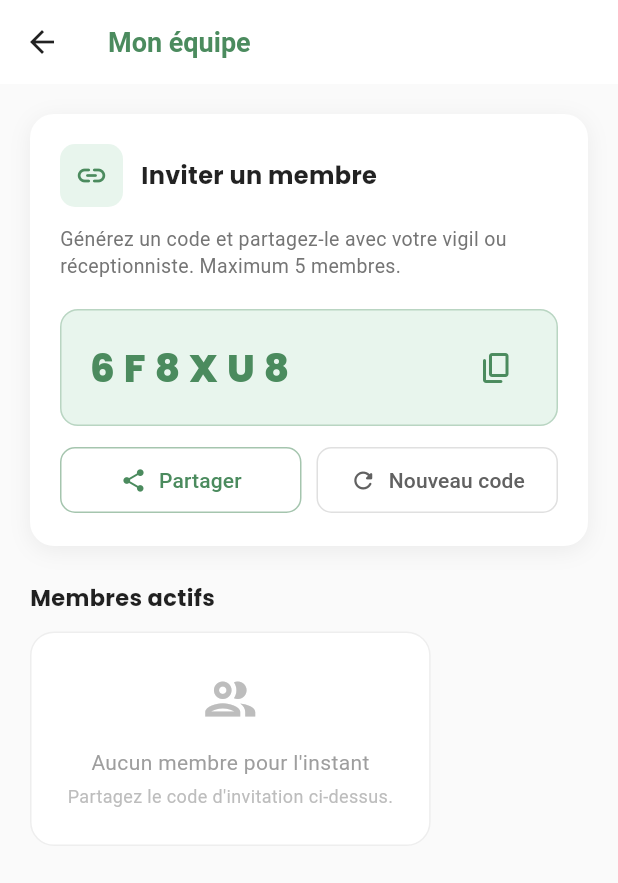
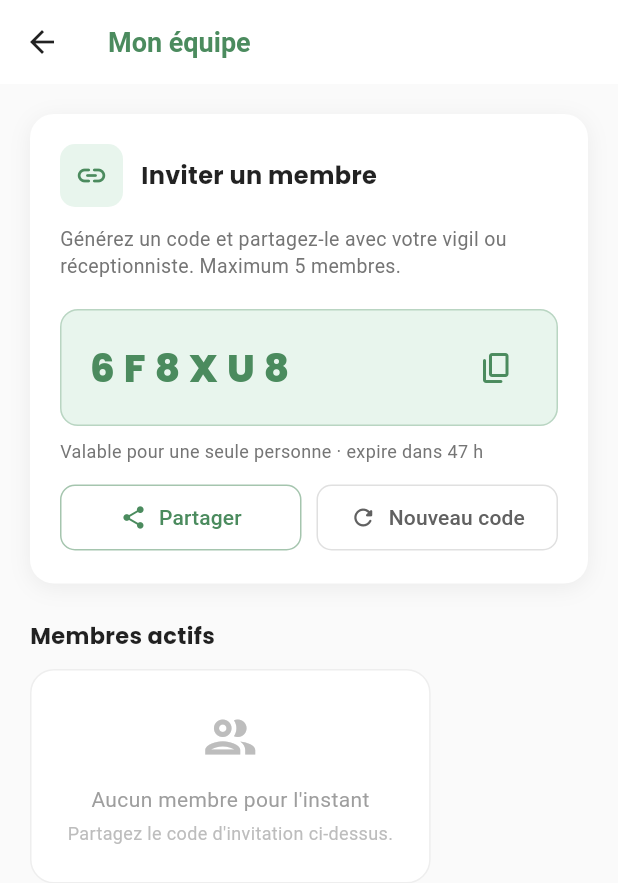
Before and after one commit to bjosephtheodore-max/Baxa-app, a Flutter app: the TeamPage screen opened directly, after a tap on "Générer un code", on a phone screen of 412 x 824 dp. Shown: the top 883 px of the screen. Run offline on Flutter 3.47's test engine with Material 3 defaults, Android fonts, the phone set to English and light mode, and no system bars; our stand-ins replace cloud_firestore, cloud_functions, firebase_analytics, firebase_auth, firebase_core, firebase_crashlytics and 14 more; missing offline and left inert: app_badge_plus, firebase_app_check, mobile_scanner, screen_protector; accounts and stored records are empty.

Commit message:
Codes d'invitation : suivi en direct, une seule personne, valables 48 h
- Mon équipe : plus de code « fantôme » gardé en mémoire ; la dernière
  invitation est suivie en direct → code actif (« Valable pour une seule
  personne · expire dans 47 h »), « utilisé par … » ou « expiré »
- Serveur (checkInviteCode, joinTeamWithCode) : code refusé au-delà de
  48 h (functions/invite.js + tests) ; anciens codes sans date acceptés
- Écran staff : message « Ce code a expiré (valable 48 h) »

Co-Authored-By: Claude Opus 5.5 <noreply@anthropic.com>

```diff
--- a/lib/page b-acceuil/company/staff_auth_page.dart
+++ b/lib/page b-acceuil/company/staff_auth_page.dart
@@ -75,6 +75,12 @@ class _StaffAuthPageState extends State<StaffAuthPage> {
       case 'not-found':
         return 'Code invalide. Demandez un nouveau code a votre responsable.';
       case 'failed-precondition':
+        final details = e.details;
+        if ((details is Map && details['reason'] == 'expired') ||
+            e.message?.contains('expir') == true) {
+          return 'Ce code a expiré (valable 48 h). Demandez un nouveau '
+              'code à votre responsable.';
+        }
         if (e.message?.contains('entreprise') == true) {
           return 'Ce compte est un compte entreprise, il ne peut pas '
               'rejoindre une equipe.';
--- a/lib/page b-acceuil/company/team_page.dart
+++ b/lib/page b-acceuil/company/team_page.dart
@@ -1,3 +1,4 @@
+import 'dart:async';
 import 'dart:math';
 import 'package:flutter/material.dart';
 import 'package:flutter/services.dart';
@@ -26,16 +27,24 @@ class _TeamPageState extends State<TeamPage> {
   String? _companyName;
   bool _isLoading = true;
 
-  // Code d'invitation actif
+  // Dernière invitation de l'équipe, suivie EN DIRECT : dès qu'un membre
+  // utilise le code (le serveur le désactive), la carte se met à jour.
+  // Avant, le dernier code vu restait affiché (mémoire de l'app) et
+  // laissait croire qu'il servait encore.
+  StreamSubscription<QuerySnapshot<Map<String, dynamic>>>? _inviteSub;
+  Map<String, dynamic>? _latestInvite;
+  String? _usedByName;
+  String? _usedByUid;
+
+  // Code d'invitation encore utilisable (actif et non expiré), sinon null.
   String? _activeCode;
   bool _isGeneratingCode = false;
 
-  // Cache mémoire (durée de l'app) pour éviter un rechargement à vide à
-  // chaque ouverture de la page : on affiche tout de suite ce qu'on a déjà
-  // vu, pendant qu'un rafraîchissement silencieux tourne en arrière-plan.
+  // Cache mémoire (durée de l'app) du NOM de la structure seulement, pour
+  // afficher la page sans attendre. Jamais le code : il peut avoir servi
+  // ou expiré entre-temps.
   static String? _cachedCompanyId;
   static String? _cachedCompanyName;
-  static String? _cachedActiveCode;
 
   @override
   void initState() {
@@ -46,45 +55,92 @@ class _TeamPageState extends State<TeamPage> {
     final hasCache = _cachedCompanyId == _companyId && _cachedCompanyId != null;
     if (hasCache) {
       _companyName = _cachedCompanyName;
-      _activeCode = _cachedActiveCode;
       _isLoading = false;
     }
     _loadData();
+    _listenToLatestInvite();
+  }
+
+  @override
+  void dispose() {
+    _inviteSub?.cancel();
+    super.dispose();
   }
 
   Future<void> _loadData() async {
     if (_companyId == null) return;
     try {
-      // Les deux lectures sont indépendantes : on les lance ensemble au lieu
-      // de les enchaîner pour ne pas payer deux allers-retours réseau.
-      final docFuture = _firestore.collection('companies').doc(_companyId).get();
-      final inviteFuture = _firestore
-          .collection('companies')
-          .doc(_companyId)
-          .collection('invitations')
-          .where('active', isEqualTo: true)
-          .limit(1)
-          .get();
-
-      final doc = await docFuture;
-      final inviteSnap = await inviteFuture;
-
+      final doc = await _firestore.collection('companies').doc(_companyId).get();
       if (doc.exists) {
         _companyName =
             (doc.data() as Map<String, dynamic>)['nom'] as String? ?? 'Baxa';
       }
-      _activeCode = inviteSnap.docs.isNotEmpty
-          ? (inviteSnap.docs.first.data())['code'] as String?
-          : null;
-
       _cachedCompanyId = _companyId;
       _cachedCompanyName = _companyName;
-      _cachedActiveCode = _activeCode;
     } catch (e) {
       debugPrint('TeamPage load error: $e');
     } finally {
       if (mounted) setState(() => _isLoading = false);
     }
+  }
+
+  void _listenToLatestInvite() {
+    if (_companyId == null) return;
+    _inviteSub = _firestore
+        .collection('companies')
+        .doc(_companyId)
+        .collection('invitations')
+        .orderBy('createdAt', descending: true)
+        .limit(1)
+        .snapshots()
+        .listen(
+          (snap) {
+            final data = snap.docs.isEmpty ? null : snap.docs.first.data();
+            if (!mounted) return;
+            setState(() {
+              _latestInvite = data;
+              _activeCode = _usableCode(data);
+            });
+            final usedBy = data?['usedBy'] as String?;
+            if (usedBy != null && usedBy != _usedByUid) {
+              _usedByUid = usedBy;
+              _usedByName = null;
+              _loadUsedByName(usedBy);
+            }
+          },
+          onError: (e) => debugPrint('TeamPage invite stream error: $e'),
+        );
+  }
+
+  /// Le code, s'il peut encore servir : actif et pas expiré.
+  String? _usableCode(Map<String, dynamic>? invite) {
+    if (invite == null || invite['active'] != true) return null;
+    if (_inviteTimeLeft(invite) == Duration.zero) return null;
+    return invite['code'] as String?;
+  }
+
+  /// Temps restant avant expiration (null = date inconnue, ex. code à
+  /// peine créé ; Duration.zero = expiré). MIROIR de functions/invite.js.
+  Duration? _inviteTimeLeft(Map<String, dynamic> invite) {
+    final created = (invite['createdAt'] as Timestamp?)?.toDate();
+    if (created == null) return null;
+    final left = created.add(kInviteValidity).difference(DateTime.now());
+    return left.isNegative ? Duration.zero : left;
+  }
+
+  Future<void> _loadUsedByName(String uid) async {
+    try {
+      final doc = await _firestore
+          .collection('companies')
+          .doc(_companyId)
+          .collection('staff')
+          .doc(uid)
+          .get();
+      final name = (doc.data()?['displayName'] as String?)?.trim();
+      if (mounted && uid == _usedByUid && name != null && name.isNotEmpty) {
+        setState(() => _usedByName = name);
+      }
+    } catch (_) {}
   }
 
   // ==============================================================
@@ -127,7 +183,6 @@ class _TeamPageState extends State<TeamPage> {
             'createdAt': FieldValue.serverTimestamp(),
           });
 
-      _cachedActiveCode = code;
       if (mounted) setState(() => _activeCode = code);
     } catch (e) {
       if (mounted) {
@@ -504,6 +559,67 @@ class _TeamPageState extends State<TeamPage> {
   }
 
   // ── Carte d'invitation ────────────────────────────────────
+  /// « Valable pour une seule personne · expire dans 47 h ».
+  String _activeCodeInfo() {
+    final invite = _latestInvite;
+    final left = invite == null ? null : _inviteTimeLeft(invite);
+    const base = 'Valable pour une seule personne';
+    if (left == null) return '$base · 48 h';
+    final when = left.inHours >= 1
+        ? '${left.inHours} h'
+        : '${left.inMinutes.clamp(1, 59)} min';
+    return '$base · expire dans $when';
+  }
+
+  /// Pourquoi il n'y a plus de code utilisable : utilisé ou expiré.
+  List<Widget> _buildInviteStatus() {
+    final invite = _latestInvite;
+    if (invite == null) return const [];
+    final String text;
+    final IconData icon;
+    final Color color;
+    if (invite['usedBy'] != null) {
+      final who = _usedByName ?? 'un membre';
+      text = 'Code ${invite['code'] ?? ''} utilisé par $who.';
+      icon = Icons.check_circle_rounded;
+      color = _green;
+    } else if (invite['active'] == true &&
+        _inviteTimeLeft(invite) == Duration.zero) {
+      text = 'Le code ${invite['code'] ?? ''} a expiré (valable 48 h).';
+      icon = Icons.timer_off_outlined;
+      color = Colors.orange.shade800;
+    } else {
+      return const [];
+    }
+    return [
+      Container(
+        width: double.infinity,
+        padding: const EdgeInsets.symmetric(horizontal: 14, vertical: 12),
+        decoration: BoxDecoration(
+          color: color.withValues(alpha: 0.08),
+          borderRadius: BorderRadius.circular(12),
+        ),
+        child: Row(
+          children: [
+            Icon(icon, color: color, size: 20),
+            const SizedBox(width: 10),
+            Expanded(
+              child: Text(
+                text,
+                style: TextStyle(
+                  fontSize: 13,
+                  color: color,
+                  fontWeight: FontWeight.w600,
+                ),
+              ),
+            ),
+          ],
+        ),
+      ),
+      const SizedBox(height: 12),
+    ];
+  }
+
   Widget _buildInviteCard() {
     return Container(
       padding: const EdgeInsets.all(20),
@@ -596,6 +712,11 @@ class _TeamPageState extends State<TeamPage> {
                 ],
               ),
             ),
+            const SizedBox(height: 8),
+            Text(
+              _activeCodeInfo(),
+              style: TextStyle(fontSize: 12, color: Colors.grey.shade600),
+            ),
             const SizedBox(height: 12),
             Row(
               children: [
@@ -633,6 +754,7 @@ class _TeamPageState extends State<TeamPage> {
               ],
             ),
           ] else ...[
+            ..._buildInviteStatus(),
             SizedBox(
               width: double.infinity,
               child: ElevatedButton.icon(
--- a/lib/services/booking_constants.dart
+++ b/lib/services/booking_constants.dart
@@ -20,6 +20,11 @@ const int kMinGapDifferentCompanyMinutes = 30;
 /// entreprise. Un membre retiré (isActive == false) ne compte pas et
 /// libère une place. Contrôlé côté app au moment où un membre rejoint.
 const int kMaxActiveStaff = 5;
+
+/// Durée de validité d'un code d'invitation d'équipe (un code sert à une
+/// seule personne). MIROIR de INVITE_VALIDITY_MS (functions/invite.js),
+/// qui la fait respecter côté serveur.
+const Duration kInviteValidity = Duration(hours: 48);
 
 /// ============================================================
 /// FERMETURE D'UNE FILE
```
Also changed, not shown: 3 other files.
